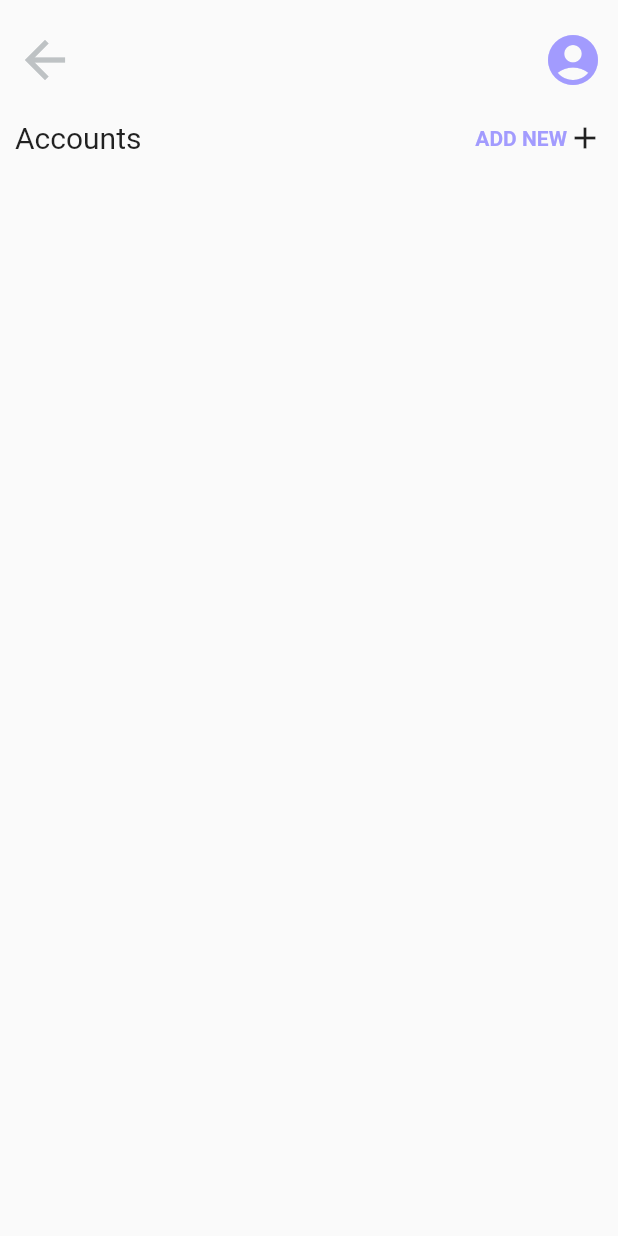
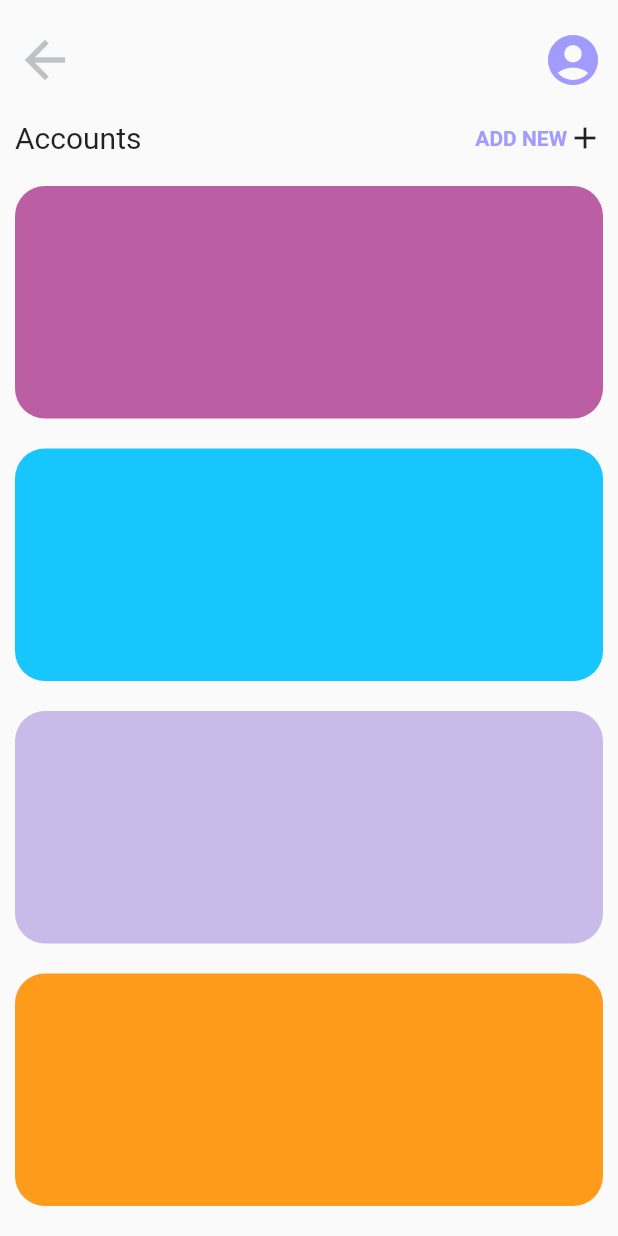
Before and after one commit to kevin2-cyber/Workshop-assignment, a Flutter app: the screen it shows after launch, on a phone screen of 412 x 824 dp. Run offline on Flutter 3.47's test engine with Material 2 defaults, Android fonts, the phone set to English and light mode, and no system bars.

Commit message:
implemented starter layout

```diff
--- a/lib/main_screen.dart
+++ b/lib/main_screen.dart
@@ -3,8 +3,13 @@ import 'package:flutter/material.dart';
 class MainScreen extends StatelessWidget {
   const MainScreen({Key? key}) : super(key: key);
 
+
   @override
   Widget build(BuildContext context) {
+    const card1 = Color(0xFFBC5EA4);
+    const card2 = Color(0xFF16C6FC);
+    const card3 = Color(0xFFCABAEA);
+    const card4 = Color(0xFFFF9B1A);
     return Scaffold(
       body: Padding(
         padding: const EdgeInsets.symmetric(vertical: 20.0, horizontal: 10.0),
@@ -51,6 +56,54 @@ class MainScreen extends StatelessWidget {
                 ),
               ],
             ),
+            const SizedBox(
+              height: 20.0,
+            ),
+            Expanded(
+              child: Container(
+                // height: 200.0,
+                decoration: BoxDecoration(
+                  color: card1,
+                  borderRadius: BorderRadius.circular(20.0),
+                ),
+              ),
+            ),
+            const SizedBox(
+              height: 20.0,
+            ),
+            Expanded(
+              child: Container(
+                // height: 200.0,
+                decoration: BoxDecoration(
+                  color: card2,
+                  borderRadius: BorderRadius.circular(20.0),
+                ),
+              ),
+            ),
+            const SizedBox(
+              height: 20.0,
+            ),
+            Expanded(
+              child: Container(
+                // height: 200.0,
+                decoration: BoxDecoration(
+                  color: card3,
+                  borderRadius: BorderRadius.circular(20.0),
+                ),
+              ),
+            ),
+            const SizedBox(
+              height: 20.0,
+            ),
+            Expanded(
+              child: Container(
+                // height: 200.0,
+                decoration: BoxDecoration(
+                  color: card4,
+                  borderRadius: BorderRadius.circular(20.0),
+                ),
+              ),
+            ),
           ],
         ),
       ),
```
